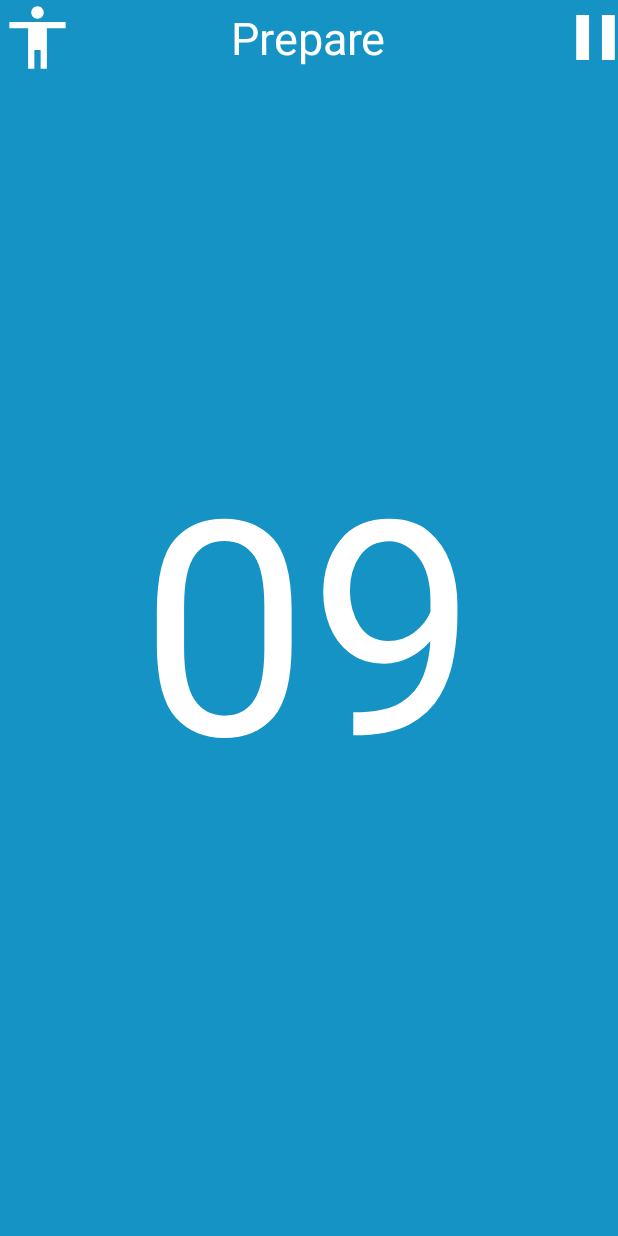
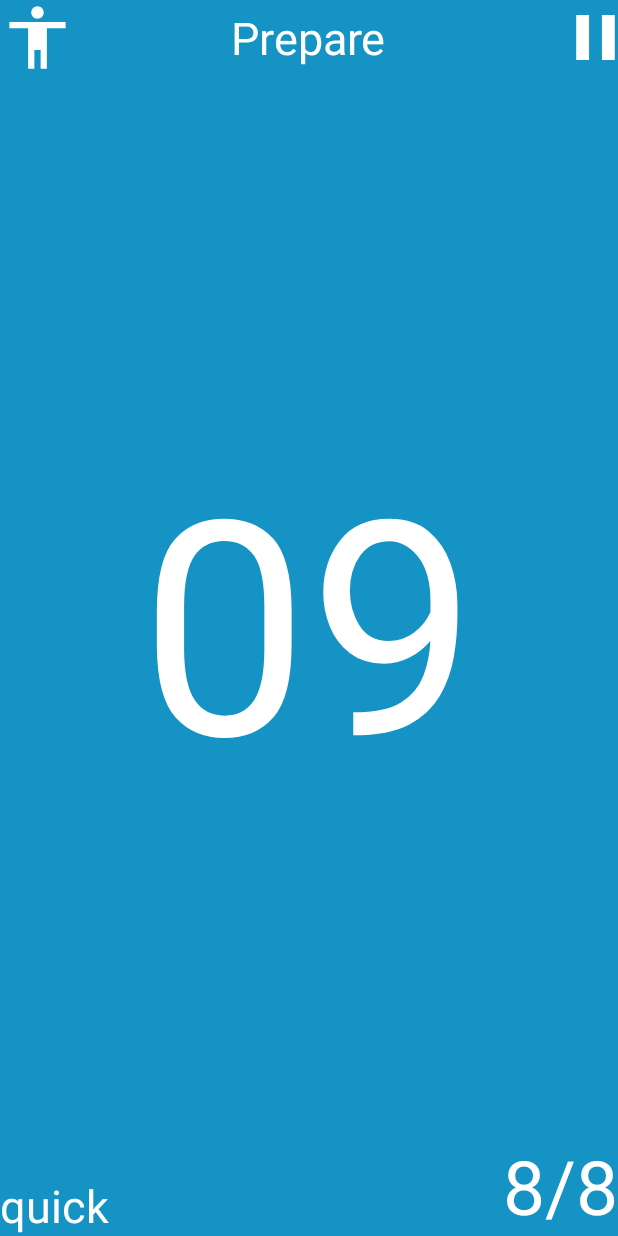
Before and after one commit to humbert73/mi1, an Android app: the screen it shows after launch (tabataActivity), after a tap on "START", on a phone screen of 412 x 824 dp. Run offline under Robolectric (Android 15) with nearby library versions, the phone set to English and light mode, and no system bars; libraries missing offline, so code that uses them is left out: com.orm; 2 statements that could not run were skipped.

Commit message:
Display tabata name and cycle

```diff
--- a/testJeuAndroid/app/src/main/AndroidManifest.xml
+++ b/testJeuAndroid/app/src/main/AndroidManifest.xml
@@ -42,7 +42,7 @@
         <activity
             android:name=".tabataManagerActivity"
             android:label="@string/title_activity_tabata_manager"
-            android:theme="@style/AppTheme.NoActionBar"></activity>
+            android:theme="@style/AppTheme.NoActionBar" />
     </application>
 
 </manifest>
--- a/testJeuAndroid/app/src/main/java/com/example/moreauhu/testjeu/tabataActivity.java
+++ b/testJeuAndroid/app/src/main/java/com/example/moreauhu/testjeu/tabataActivity.java
@@ -161,7 +161,6 @@ public class tabataActivity extends AppCompatActivity {
     @Override
     protected void onDestroy() {
         customHandler.removeCallbacks(updateTimerThread);
-
         super.onDestroy();
     }
 
@@ -373,9 +372,25 @@ public class tabataActivity extends AppCompatActivity {
     private void updateDisplay(State state) {
         ViewGroup viewGroup = (ViewGroup) findViewById(R.id.fullscreen_content_controls);
         TextView title = (TextView) findViewById(R.id.title_state);
+        TextView tabata_name = (TextView) findViewById(R.id.tabata_name);
+        TextView cycles = (TextView) findViewById(R.id.tabata_cycles);
+        if (state == State.PREPARE) {
+            TextView cycles_total = (TextView) findViewById(R.id.tabata_cycles_total);
+            cycles_total.setText(this.getStringValueOfInt(this.tabata.getCyclesNumber()));
+            cycles.setText(this.getStringValueOfInt(this.tabata.getCyclesNumber()));
+        } else {
+            cycles.setText(this.getStringValueOfInt(this.cyclesNumber+1));
+        }
 
         viewGroup.setBackgroundColor(state.getColor());
         title.setText(state.getTitle());
+        tabata_name.setText(this.tabata.getName());
+
     }
+
+    private String getStringValueOfInt(Integer value) {
+        return value.toString();
+    }
+
     /*------------------------TABATA PART------------------------*/
 }
--- a/testJeuAndroid/app/src/main/res/layout/activity_tabata.xml
+++ b/testJeuAndroid/app/src/main/res/layout/activity_tabata.xml
@@ -53,16 +53,17 @@
                 android:layout_width="match_parent"
                 android:layout_height="wrap_content">
 
-                    <ImageButton android:id="@+id/playPause"
+                <ImageButton
+                    android:id="@+id/playPause"
                     android:layout_width="wrap_content"
                     android:layout_height="wrap_content"
                     android:layout_alignParentEnd="true"
                     android:layout_alignParentRight="true"
+                    android:layout_centerVertical="true"
+                    android:background="@drawable/ic_pause_button"
                     android:gravity="center"
-                        android:background="@drawable/ic_pause_button"
-                        android:tag="pause"
                     android:onClick="onClickPlayPause"
-                        android:layout_centerVertical="true"/>
+                    android:tag="pause" />
 
                 <TextView
                     android:id="@+id/title_state"
@@ -71,16 +72,69 @@
                     android:layout_centerInParent="true"
                     android:layout_centerVertical="true"
                     android:text="Prepare"
-                        android:textSize="@dimen/label"
-                        android:textColor="#FFFFFF"/>
+                    android:textColor="#FFFFFF"
+                    android:textSize="@dimen/label" />
 
                 <ImageView
                     android:layout_width="wrap_content"
                     android:layout_height="wrap_content"
-                        android:background="@drawable/ic_rest"
-                        android:layout_centerVertical="true"/>
+                    android:layout_centerVertical="true"
+                    android:background="@drawable/ic_rest" />
 
             </RelativeLayout>
+
+            <RelativeLayout
+                android:layout_width="match_parent"
+                android:layout_height="wrap_content"
+                android:layout_alignParentBottom="true"
+                android:layout_centerHorizontal="true">
+
+                <TextView
+                    android:id="@+id/tabata_name"
+                    android:layout_width="wrap_content"
+                    android:layout_height="wrap_content"
+                    android:layout_alignParentBottom="true"
+                    android:layout_alignParentLeft="true"
+                    android:text=""
+                    android:textColor="#FFFFFF"
+                    android:textSize="@dimen/label"
+                    android:layout_marginRight="30px"/>
+
+                <TextView
+                    android:id="@+id/tabata_cycles_total"
+                    android:layout_width="wrap_content"
+                    android:layout_height="wrap_content"
+                    android:layout_alignParentBottom="true"
+                    android:layout_alignParentEnd="true"
+                    android:layout_alignParentRight="true"
+                    android:text=""
+                    android:textColor="#FFFFFF"
+                    android:textSize="@dimen/cycle" />
+
+                <TextView
+                    android:id="@+id/slash"
+                    android:layout_width="wrap_content"
+                    android:layout_height="wrap_content"
+                    android:layout_alignParentBottom="true"
+                    android:layout_toLeftOf="@id/tabata_cycles_total"
+                    android:text="/"
+                    android:textColor="#FFFFFF"
+                    android:textSize="@dimen/cycle" />
+
+                <TextView
+                    android:id="@+id/tabata_cycles"
+                    android:layout_width="wrap_content"
+                    android:layout_height="wrap_content"
+                    android:layout_alignParentBottom="true"
+                    android:layout_toLeftOf="@id/slash"
+                    android:text=""
+                    android:textColor="#FFFFFF"
+                    android:textSize="@dimen/cycle"/>
+
+
+            </RelativeLayout>
+
+
             <!--                       TABATA PART                       -->
 
             <Button
--- a/testJeuAndroid/app/src/main/res/values/dimens.xml
+++ b/testJeuAndroid/app/src/main/res/values/dimens.xml
@@ -7,6 +7,8 @@
     <dimen name="label_time">100sp</dimen>
     <dimen name="time">40sp</dimen>
     <dimen name="button">36dp</dimen>
+    <dimen name="cycle">50dp</dimen>
+
     <!-- Default screen margins, per the Android Design guidelines. -->
     <dimen name="nav_header_vertical_spacing">16dp</dimen>
     <dimen name="nav_header_height">160dp</dimen>
```
Lines whose indentation alone changed are shown as unchanged.
